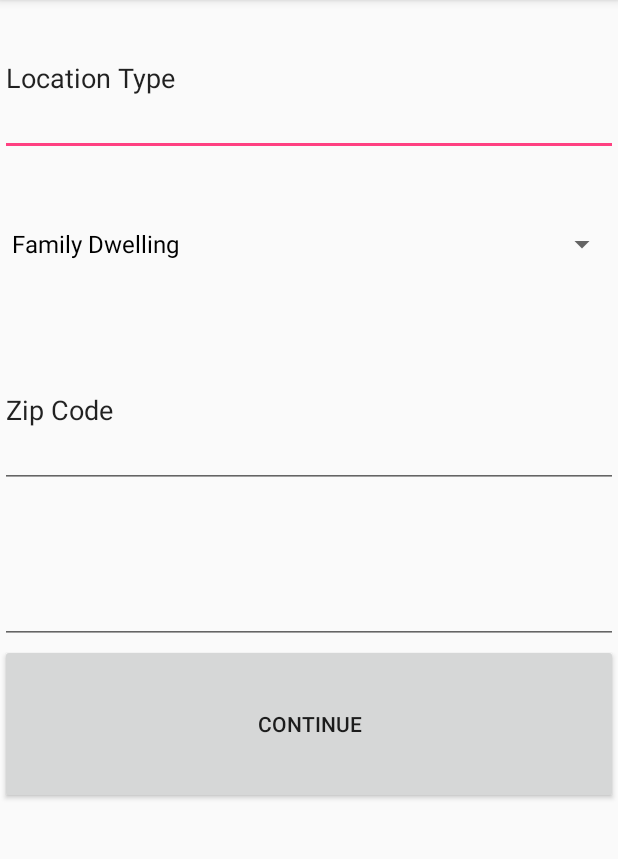
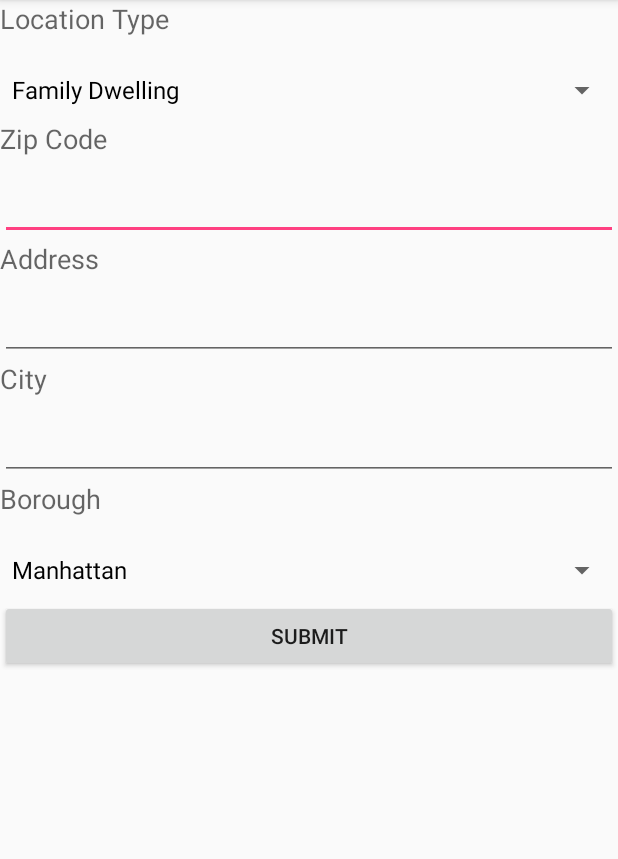
Before and after one commit to MrNickWan/RATStafarians, an Android app: the AddRatReportActivity screen opened directly, with no data from a screen before it, on a phone screen of 412 x 824 dp, the part 84-943 px from its top. Run offline under Robolectric (Android 15) with nearby library versions, the phone set to English and light mode, and no system bars; our stand-ins replace Firebase (no records; nobody signed in at launch, a user with empty details on screens opened directly).

Commit message:
Added zipcodes for add_rat_report, fixed some UI problems >> scrollview implementation in add_rat_report.xml

```diff
--- a/app/src/main/java/com/example/android/RATStafarians/AddRatReportActivity.java
+++ b/app/src/main/java/com/example/android/RATStafarians/AddRatReportActivity.java
@@ -1,10 +1,8 @@
 package com.example.android.RATStafarians;
 
 import android.app.*;
-import android.app.ListActivity;
-import android.content.Intent;
-import android.icu.text.DateFormat;
-import android.icu.text.SimpleDateFormat;
+import android.location.Address;
+import android.location.Geocoder;
 import android.os.Bundle;
 import android.support.v7.app.AppCompatActivity;
 import android.view.View;
@@ -13,67 +11,58 @@ import android.widget.Button;
 import android.widget.EditText;
 import android.widget.Spinner;
 import android.widget.TextView;
+import android.widget.Toast;
 
-import com.google.firebase.database.DataSnapshot;
-import com.google.firebase.database.DatabaseError;
 import com.google.firebase.database.DatabaseReference;
 import com.google.firebase.database.FirebaseDatabase;
-import com.google.firebase.database.Query;
-import com.google.firebase.database.ValueEventListener;
 
+import java.io.IOException;
 import java.util.Calendar;
 import java.util.Date;
+import java.util.List;
 
-
-/**
- * Created by helen.wan on 10/16/2017.
- */
 
 public class AddRatReportActivity extends AppCompatActivity{
     private Spinner locType;
-    private TextView zipcode;
+    private TextView zipCode;
     private Button continueButton;
     private TextView address;
     private TextView city;
     private Spinner borough1;
     private Button submitButton;
     private Activity act;
-    RatReport report;
+    String zipCodeStr = null;
 
     private RatReport newReport = new RatReport();
-
-
 
     protected void onCreate(Bundle savedInstanceState) {
         super.onCreate(savedInstanceState);
         act = this;
-        setContentView(R.layout.add_rat_report_1);
-        locType = (Spinner) findViewById(R.id.locType);
+        setContentView(R.layout.add_rat_report);
+        locType = findViewById(R.id.locType);
 
-        locType.setAdapter(new ArrayAdapter<LocationType>
+        Geocoder geocoder = new Geocoder(this);
+        locType.setAdapter(new ArrayAdapter<>
                 (this, android.R.layout.simple_spinner_dropdown_item, LocationType.values()));
-        zipcode = (EditText) findViewById(R.id.zipCode);
-        continueButton = (Button) findViewById(R.id.continueButton);
-        //Create button to continue to next page when user has submitted data
-        continueButton.setOnClickListener(new View.OnClickListener() {
-            @Override
-            public void onClick(View view) {
+        zipCode = findViewById(R.id.zipCode);
+
         //Place all values entered by user into newReport
         newReport.setLocationType(locType.getSelectedItem().toString());
-                String zipCode = zipcode.getText().toString();
-                zipCode = zipCode.replaceAll("\\s+","");
-                newReport.setIncidentZip(zipCode);
-                //Set up fields for next page for user to enter information
-                setContentView(R.layout.add_rat_report_2);
-                address = (EditText) findViewById(R.id.address);
-                city = (EditText) findViewById(R.id.city);
-                borough1 = (Spinner) findViewById(R.id.borough);
-                borough1.setAdapter(new ArrayAdapter<BoroughType>
-                        (act, android.R.layout.simple_spinner_dropdown_item, BoroughType.values()));
+
+        //Set up fields for next page for user to enter information3
+        address = findViewById(R.id.address);
+        city = findViewById(R.id.city);
+        borough1 = findViewById(R.id.borough);
+        borough1.setAdapter(new ArrayAdapter<>(act, android.R.layout.
+                simple_spinner_dropdown_item, BoroughType.values()));
+
         submitButton = findViewById(R.id.submit);
         submitButton.setOnClickListener(new View.OnClickListener() {
             @Override
             public void onClick(View view) {
+                zipCodeStr = zipCode.getText().toString();
+                newReport.setIncidentZip(zipCodeStr);
+                setGeoLocation(zipCodeStr);
                 newReport.setIncidentAddress(address.getText().toString());
                 newReport.setCity(city.getText().toString());
                 newReport.setBorough(borough1.getSelectedItem().toString());
@@ -89,7 +78,26 @@ public class AddRatReportActivity extends AppCompatActivity{
                 finish();
             }
         });
+
     }
-        });
+
+    protected void setGeoLocation(String zipCode) {
+        try {
+            Geocoder geocoder = new Geocoder(this);
+            List<Address> addresses = geocoder.getFromLocationName(zipCode, 1);
+            if (addresses != null && !addresses.isEmpty()) {
+                Address address = addresses.get(0);
+                // Use the address as needed
+                newReport.setLatitude("" + address.getLatitude());
+                newReport.setLongitude("" + address.getLongitude());
+            } else {
+                // Display appropriate message when Geocoder services are not available
+                Toast.makeText(this, "Unable to geocode zipcode, so a default value is assigned",
+                        Toast.LENGTH_LONG).show();
+            }
+        } catch (IOException e) {
+            String errorMessage = "No wifi connection, so a default value is assigned";
+            Toast.makeText(this, errorMessage, Toast.LENGTH_LONG).show();
         }
     }
+}
--- /dev/null
+++ b/app/src/main/res/layout/add_rat_report.xml
@@ -0,0 +1,105 @@
+<?xml version="1.0" encoding="utf-8"?>
+<LinearLayout xmlns:android="http://schemas.android.com/apk/res/android"
+    android:orientation="vertical" android:layout_width="match_parent"
+    android:layout_height="match_parent"
+    android:weightSum="1">
+
+
+    <ScrollView
+        android:layout_width="match_parent"
+        android:layout_height="match_parent">
+
+        <LinearLayout
+            android:layout_width="match_parent"
+            android:layout_height="wrap_content"
+            android:orientation="vertical" >
+
+            <TextView
+                android:id="@+id/locLabel"
+                android:layout_width="match_parent"
+                android:layout_height="40dp"
+                android:layout_weight="0.11"
+                android:ems="10"
+                android:inputType="textPersonName"
+                android:text="Location Type"
+                android:textAppearance="@style/TextAppearance.AppCompat.Medium" />
+
+            <Spinner
+                android:id="@+id/locType"
+                android:layout_width="match_parent"
+                android:layout_height="40dp"
+                android:layout_weight="0.13" />
+
+            <TextView
+                android:id="@+id/zipCodeLabel"
+                android:layout_width="match_parent"
+                android:layout_height="40dp"
+                android:layout_weight="0.11"
+                android:ems="10"
+                android:inputType="textPersonName"
+                android:text="Zip Code"
+                android:textAppearance="@style/TextAppearance.AppCompat.Medium" />
+
+            <EditText
+                android:id="@+id/zipCode"
+                android:layout_width="match_parent"
+                android:layout_height="40dp"
+                android:layout_weight="0.11"
+                android:ems="10"
+                android:inputType="textPersonName" />
+
+            <TextView
+                android:id="@+id/addressLabel"
+                android:layout_width="match_parent"
+                android:layout_height="40dp"
+                android:layout_weight="0.10"
+                android:text="Address"
+                android:textAppearance="@style/TextAppearance.AppCompat.Medium" />
+
+            <EditText
+                android:id="@+id/address"
+                android:layout_width="match_parent"
+                android:layout_height="40dp"
+                android:layout_weight="0.10"
+                android:ems="10"
+                android:inputType="textPersonName|textPostalAddress" />
+
+            <TextView
+                android:id="@+id/cityLabel"
+                android:layout_width="match_parent"
+                android:layout_height="40dp"
+                android:layout_weight="0.10"
+                android:text="City"
+                android:textAppearance="@style/TextAppearance.AppCompat.Medium" />
+
+            <EditText
+                android:id="@+id/city"
+                android:layout_width="match_parent"
+                android:layout_height="40dp"
+                android:layout_weight="0.10"
+                android:ems="10"
+                android:inputType="textPersonName" />
+
+            <TextView
+                android:id="@+id/boroughLabel"
+                android:layout_width="match_parent"
+                android:layout_height="40dp"
+                android:layout_weight="0.10"
+                android:text="Borough"
+                android:textAppearance="@style/TextAppearance.AppCompat.Medium" />
+
+            <Spinner
+                android:id="@+id/borough"
+                android:layout_width="match_parent"
+                android:layout_height="40dp"
+                android:layout_weight="0.10" />
+
+            <Button
+                android:id="@+id/submit"
+                android:layout_width="match_parent"
+                android:layout_height="wrap_content"
+                android:layout_weight="0.10"
+                android:text="Submit" />
+        </LinearLayout>
+    </ScrollView>
+</LinearLayout>
--- a/app/src/main/res/layout/add_rat_report_1.xml
+++ /dev/null
@@ -1,45 +0,0 @@
-<?xml version="1.0" encoding="utf-8"?>
-<LinearLayout xmlns:android="http://schemas.android.com/apk/res/android"
-    android:orientation="vertical" android:layout_width="match_parent"
-    android:layout_height="match_parent"
-    android:weightSum="1">
-
-    <EditText
-        android:id="@+id/locLabel"
-        android:layout_width="match_parent"
-        android:layout_height="wrap_content"
-        android:layout_weight="0.11"
-        android:ems="10"
-        android:inputType="textPersonName"
-        android:text="Location Type" />
-
-    <Spinner
-        android:id="@+id/locType"
-        android:layout_width="match_parent"
-        android:layout_height="wrap_content"
-        android:layout_weight="0.13" />
-
-    <EditText
-        android:id="@+id/zipCodeLabel"
-        android:layout_width="match_parent"
-        android:layout_height="wrap_content"
-        android:layout_weight="0.11"
-        android:ems="10"
-        android:inputType="textPersonName"
-        android:text="Zip Code" />
-
-    <EditText
-        android:id="@+id/zipCode"
-        android:layout_width="match_parent"
-        android:layout_height="wrap_content"
-        android:layout_weight="0.11"
-        android:ems="10"
-        android:inputType="textPersonName" />
-
-    <Button
-        android:id="@+id/continueButton"
-        android:layout_width="match_parent"
-        android:layout_height="wrap_content"
-        android:layout_weight="0.11"
-        android:text="Continue" />
-</LinearLayout>
```
Also changed, not shown: app/src/main/res/layout/add_rat_report_2.xml (deleted, +0 -57 lines), 1 other file. Lines whose indentation alone changed are shown as unchanged.
